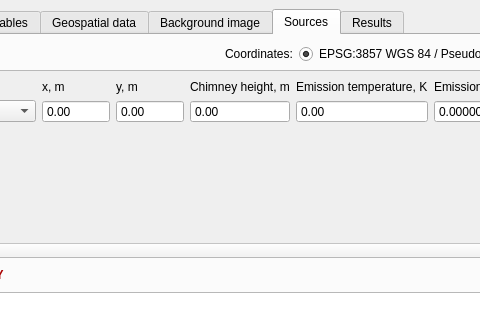
First picture: the form in mainwindow.ui, repository czertyaka/gaussian_dispersal, before the edit; both pictures show x 87 to 567 and y 0 to 320 of the 1070 by 679 pixel window.
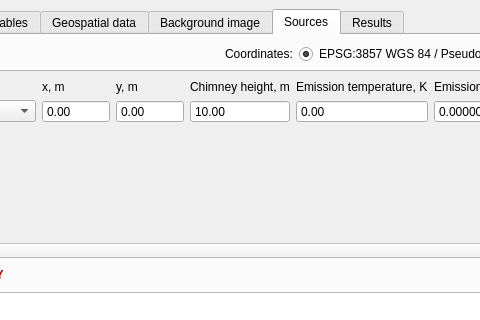
Second picture: the form after the edit.

The edit to the form file:
```diff
--- a/mainwindow.ui
+++ b/mainwindow.ui
@@ -1017,6 +1017,9 @@
                   <property name="buttonSymbols">
                    <enum>QAbstractSpinBox::NoButtons</enum>
                   </property>
+                  <property name="minimum">
+                   <double>10.000000000000000</double>
+                  </property>
                   <property name="maximum">
                    <double>1000.000000000000000</double>
                   </property>
```
Left out of the diff: 7 changed lines with no effect on the pictures.
